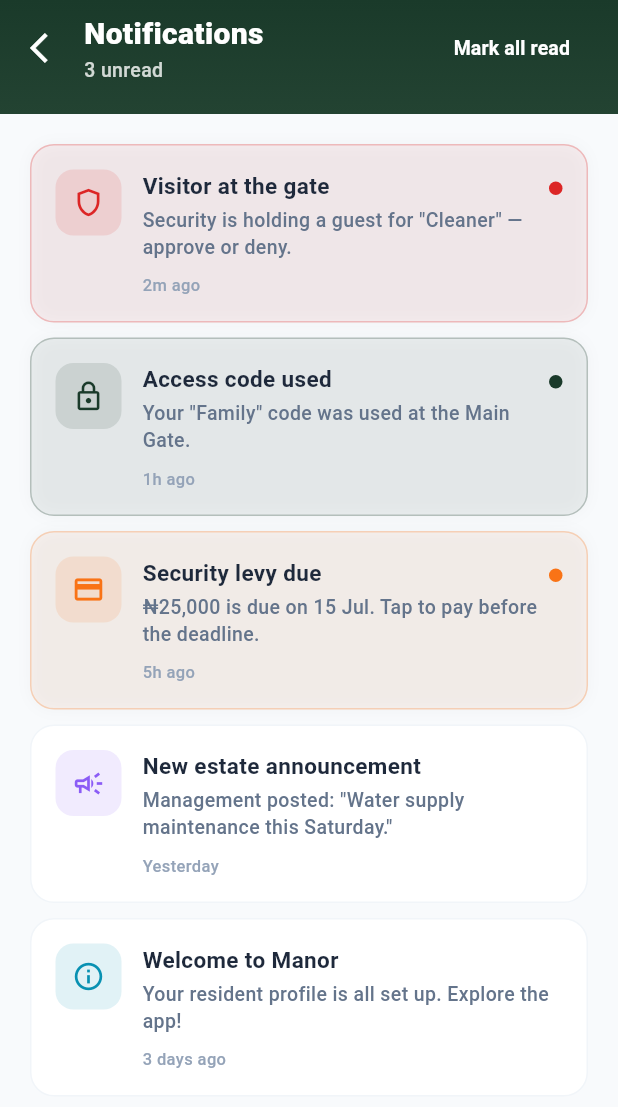
After one commit to jhaym3s/manor, a Flutter app: the NotificationsScreen screen opened by its route, on a phone screen of 412 x 824 dp. The commit adds this screen. Shown: the top 1107 px of the screen. Run offline on Flutter 3.47's test engine with Material 3 defaults, Android fonts, the phone set to English and light mode, and no system bars; our stand-ins replace cloud_firestore, equatable, firebase_auth, firebase_core, firebase_messaging, firebase_storage and 4 more; accounts and stored records are empty.

Commit message:
notification screens

```diff
--- a/lib/core/router/app_router.dart
+++ b/lib/core/router/app_router.dart
@@ -6,6 +6,7 @@ import '../../screens/auth/otp_verification_screen.dart';
 import '../../screens/auth/phone_entry_screen.dart';
 import '../../screens/auth/welcome_screen.dart';
 import '../../screens/main_screen.dart';
+import '../../screens/notifications_screen.dart';
 import '../../screens/profile_screen.dart';
 import '../../screens/security/security_home_screen.dart';
 import '../../screens/security/verify_visitor_screen.dart';
@@ -79,6 +80,10 @@ GoRouter buildAppRouter() {
         builder: (context, state) => const ProfileScreen(),
       ),
       GoRoute(
+        path: '/notifications',
+        builder: (context, state) => const NotificationsScreen(),
+      ),
+      GoRoute(
         path: '/security',
         builder: (context, state) => const SecurityHomeScreen(),
       ),
--- /dev/null
+++ b/lib/screens/notifications_screen.dart
@@ -0,0 +1,331 @@
+import 'package:flutter/material.dart';
+import 'package:go_router/go_router.dart';
+import 'package:manor/core/theme/app_colors.dart';
+
+/// Kind of notification — drives the leading icon and its accent color so
+/// each category is recognisable at a glance.
+enum NotificationKind { security, access, bill, community, system }
+
+class AppNotification {
+  final int id;
+  final NotificationKind kind;
+  final String title;
+  final String message;
+  final String time;
+  bool isRead;
+
+  AppNotification({
+    required this.id,
+    required this.kind,
+    required this.title,
+    required this.message,
+    required this.time,
+    this.isRead = false,
+  });
+
+  /// Sample feed used until notifications are wired to Firestore/FCM.
+  static List<AppNotification> sample() => [
+    AppNotification(
+      id: 1,
+      kind: NotificationKind.security,
+      title: 'Visitor at the gate',
+      message: 'Security is holding a guest for "Cleaner" — approve or deny.',
+      time: '2m ago',
+    ),
+    AppNotification(
+      id: 2,
+      kind: NotificationKind.access,
+      title: 'Access code used',
+      message: 'Your "Family" code was used at the Main Gate.',
+      time: '1h ago',
+    ),
+    AppNotification(
+      id: 3,
+      kind: NotificationKind.bill,
+      title: 'Security levy due',
+      message: '₦25,000 is due on 15 Jul. Tap to pay before the deadline.',
+      time: '5h ago',
+    ),
+    AppNotification(
+      id: 4,
+      kind: NotificationKind.community,
+      title: 'New estate announcement',
+      message: 'Management posted: "Water supply maintenance this Saturday."',
+      time: 'Yesterday',
+      isRead: true,
+    ),
+    AppNotification(
+      id: 5,
+      kind: NotificationKind.system,
+      title: 'Welcome to Manor',
+      message: 'Your resident profile is all set up. Explore the app!',
+      time: '3 days ago',
+      isRead: true,
+    ),
+  ];
+}
+
+class NotificationsScreen extends StatefulWidget {
+  const NotificationsScreen({super.key});
+
+  @override
+  State<NotificationsScreen> createState() => _NotificationsScreenState();
+}
+
+class _NotificationsScreenState extends State<NotificationsScreen> {
+  final List<AppNotification> _notifications = AppNotification.sample();
+
+  int get _unreadCount => _notifications.where((n) => !n.isRead).length;
+
+  void _markAllRead() {
+    setState(() {
+      for (final n in _notifications) {
+        n.isRead = true;
+      }
+    });
+  }
+
+  void _markRead(AppNotification n) {
+    if (n.isRead) return;
+    setState(() => n.isRead = true);
+  }
+
+  @override
+  Widget build(BuildContext context) {
+    return Scaffold(
+      backgroundColor: AppColors.background,
+      body: Column(
+        children: [
+          _buildHeader(context),
+          Expanded(
+            child: _notifications.isEmpty
+                ? _buildEmptyState()
+                : ListView.separated(
+                    padding: const EdgeInsets.all(20),
+                    itemCount: _notifications.length,
+                    separatorBuilder: (_, __) => const SizedBox(height: 10),
+                    itemBuilder: (context, index) =>
+                        _buildTile(_notifications[index]),
+                  ),
+          ),
+        ],
+      ),
+    );
+  }
+
+  Widget _buildHeader(BuildContext context) {
+    return Container(
+      decoration: const BoxDecoration(gradient: AppColors.headerGradient),
+      child: SafeArea(
+        bottom: false,
+        child: Padding(
+          padding: const EdgeInsets.fromLTRB(8, 8, 20, 20),
+          child: Row(
+            children: [
+              IconButton(
+                icon: const Icon(Icons.arrow_back_ios, color: Colors.white),
+                onPressed: () => context.pop(),
+              ),
+              Expanded(
+                child: Column(
+                  crossAxisAlignment: CrossAxisAlignment.start,
+                  children: [
+                    const Text(
+                      'Notifications',
+                      style: TextStyle(
+                        fontSize: 20,
+                        fontWeight: FontWeight.w800,
+                        color: Colors.white,
+                      ),
+                    ),
+                    Text(
+                      _unreadCount == 0
+                          ? 'You\'re all caught up'
+                          : '$_unreadCount unread',
+                      style: TextStyle(
+                        fontSize: 13,
+                        color: Colors.white.withOpacity(0.8),
+                      ),
+                    ),
+                  ],
+                ),
+              ),
+              if (_unreadCount > 0)
+                TextButton(
+                  onPressed: _markAllRead,
+                  child: const Text(
+                    'Mark all read',
+                    style: TextStyle(
+                      fontSize: 13,
+                      fontWeight: FontWeight.w600,
+                      color: Colors.white,
+                    ),
+                  ),
+                ),
+            ],
+          ),
+        ),
+      ),
+    );
+  }
+
+  Widget _buildTile(AppNotification n) {
+    final accent = _accentFor(n.kind);
+
+    return GestureDetector(
+      onTap: () => _markRead(n),
+      behavior: HitTestBehavior.opaque,
+      child: Container(
+        padding: const EdgeInsets.all(16),
+        decoration: BoxDecoration(
+          color: n.isRead ? AppColors.surface : accent.withOpacity(0.06),
+          borderRadius: BorderRadius.circular(16),
+          border: Border.all(
+            color: n.isRead ? AppColors.borderLight : accent.withOpacity(0.25),
+          ),
+          boxShadow: n.isRead
+              ? null
+              : [
+                  BoxShadow(
+                    color: Colors.black.withOpacity(0.03),
+                    blurRadius: 8,
+                  ),
+                ],
+        ),
+        child: Row(
+          crossAxisAlignment: CrossAxisAlignment.start,
+          children: [
+            Container(
+              width: 44,
+              height: 44,
+              decoration: BoxDecoration(
+                color: accent.withOpacity(0.12),
+                borderRadius: BorderRadius.circular(12),
+              ),
+              child: Icon(_iconFor(n.kind), color: accent, size: 22),
+            ),
+            const SizedBox(width: 14),
+            Expanded(
+              child: Column(
+                crossAxisAlignment: CrossAxisAlignment.start,
+                children: [
+                  Row(
+                    children: [
+                      Expanded(
+                        child: Text(
+                          n.title,
+                          style: TextStyle(
+                            fontSize: 15,
+                            fontWeight: n.isRead
+                                ? FontWeight.w600
+                                : FontWeight.w700,
+                            color: AppColors.textPrimary,
+                          ),
+                        ),
+                      ),
+                      if (!n.isRead)
+                        Container(
+                          width: 9,
+                          height: 9,
+                          margin: const EdgeInsets.only(left: 8, top: 4),
+                          decoration: BoxDecoration(
+                            color: accent,
+                            shape: BoxShape.circle,
+                          ),
+                        ),
+                    ],
+                  ),
+                  const SizedBox(height: 4),
+                  Text(
+                    n.message,
+                    style: const TextStyle(
+                      fontSize: 13,
+                      height: 1.35,
+                      color: AppColors.textSecondary,
+                    ),
+                  ),
+                  const SizedBox(height: 8),
+                  Text(
+                    n.time,
+                    style: const TextStyle(
+                      fontSize: 11,
+                      fontWeight: FontWeight.w500,
+                      color: AppColors.textTertiary,
+                    ),
+                  ),
+                ],
+              ),
+            ),
+          ],
+        ),
+      ),
+    );
+  }
+
+  Widget _buildEmptyState() {
+    return Center(
+      child: Column(
+        mainAxisSize: MainAxisSize.min,
+        children: [
+          Container(
+            width: 88,
+            height: 88,
+            decoration: BoxDecoration(
+              color: AppColors.surfaceVariant,
+              shape: BoxShape.circle,
+            ),
+            child: const Icon(
+              Icons.notifications_off_outlined,
+              size: 40,
+              color: AppColors.textTertiary,
+            ),
+          ),
+          const SizedBox(height: 16),
+          const Text(
+            'No notifications',
+            style: TextStyle(
+              fontSize: 18,
+              fontWeight: FontWeight.w800,
+              color: AppColors.textPrimary,
+            ),
+          ),
+          const SizedBox(height: 4),
+          const Text(
+            "We'll let you know when something happens.",
+            style: TextStyle(fontSize: 14, color: AppColors.textSecondary),
+          ),
+        ],
+      ),
+    );
+  }
+
+  IconData _iconFor(NotificationKind kind) {
+    switch (kind) {
+      case NotificationKind.security:
+        return Icons.shield_outlined;
+      case NotificationKind.access:
+        return Icons.lock_outlined;
+      case NotificationKind.bill:
+        return Icons.credit_card_outlined;
+      case NotificationKind.community:
+        return Icons.campaign_outlined;
+      case NotificationKind.system:
+        return Icons.info_outline;
+    }
+  }
+
+  Color _accentFor(NotificationKind kind) {
+    switch (kind) {
+      case NotificationKind.security:
+        return AppColors.error;
+      case NotificationKind.access:
+        return AppColors.primary;
+      case NotificationKind.bill:
+        return AppColors.warning;
+      case NotificationKind.community:
+        return AppColors.purple;
+      case NotificationKind.system:
+        return AppColors.info;
+    }
+  }
+}
--- a/lib/widgets/app_header.dart
+++ b/lib/widgets/app_header.dart
@@ -83,7 +83,8 @@ class AppHeader extends StatelessWidget {
                     ],
                   ),
                   GestureDetector(
-                    onTap: onNotificationTap,
+                    onTap: onNotificationTap ??
+                        () => context.push('/notifications'),
                     child: Stack(
                       children: [
                         Container(
```
